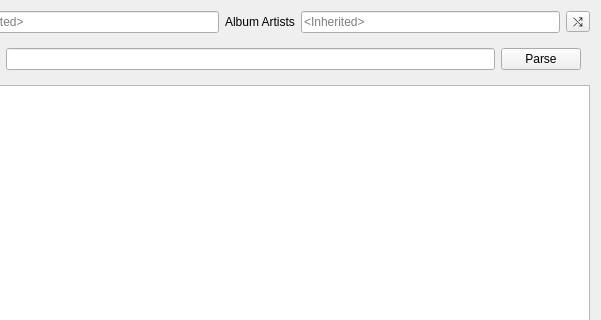
cmpute/Fluss, file fluss/apps/organizer/edit_convert_tracks.ui: the form before one commit; both pictures show x 117 to 718 and y 0 to 320 of the 718 by 464 pixel window.
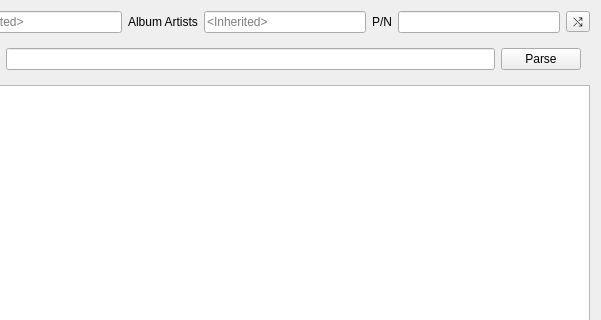
The form after the commit.

```diff
--- a/fluss/apps/organizer/edit_convert_tracks.ui
+++ b/fluss/apps/organizer/edit_convert_tracks.ui
@@ -47,6 +47,20 @@
        </property>
       </widget>
      </item>
+     <item>
+      <widget class="QLabel" name="label_2">
+       <property name="text">
+        <string>P/N</string>
+       </property>
+      </widget>
+     </item>
+     <item>
+      <widget class="QLineEdit" name="txt_partnumber">
+       <property name="toolTip">
+        <string>Part number of the disk</string>
+       </property>
+      </widget>
+     </item>
      <item>
       <widget class="QToolButton" name="tbtn_parse_tag">
        <property name="toolTip">
```
Left out of the diff: 3 changed lines with no effect on the pictures.
